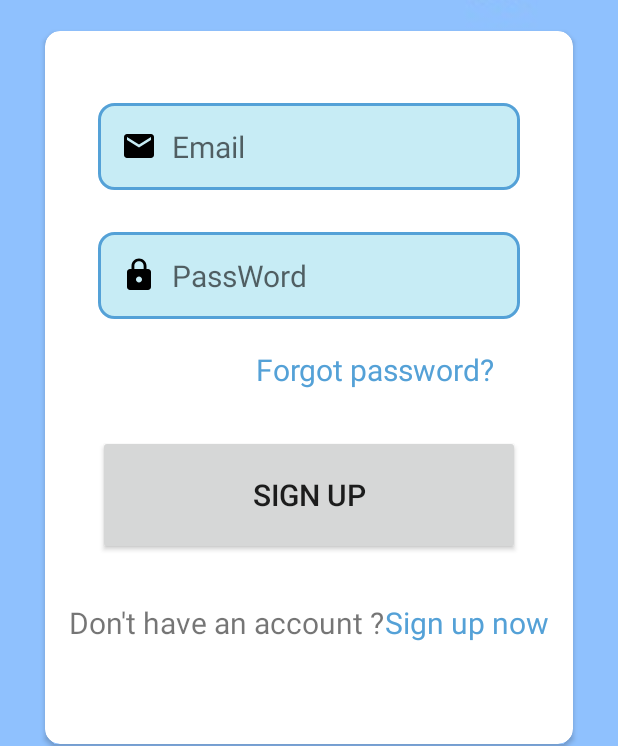
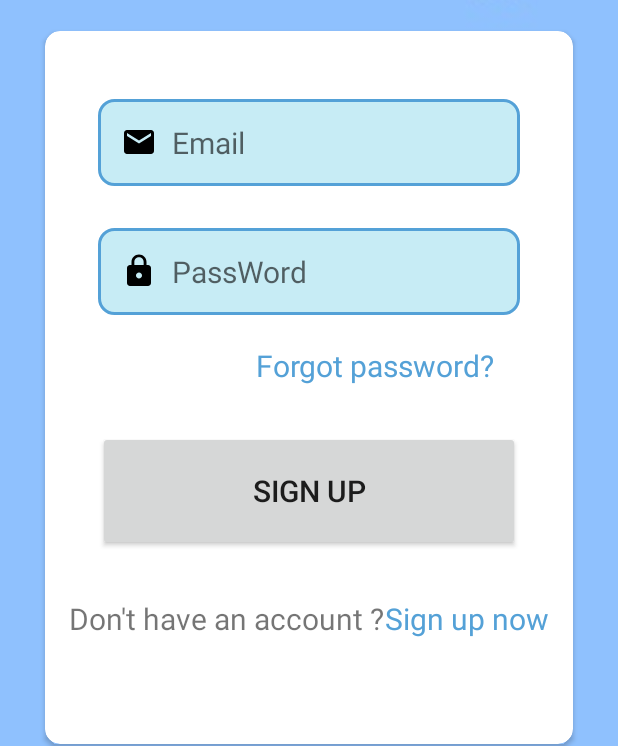
Before and after one commit to ttruongg/MoblieApp, an Android app: the LoginActivity screen opened directly, with no data from a screen before it, on a phone screen of 412 x 824 dp. Shown: the part 447-1193 px from the top of the screen. Run offline under Robolectric (Android 15) with nearby library versions, the phone set to English and light mode, and no system bars.

Commit message:
adjust margin

```diff
--- a/app/src/main/res/layout/activity_login.xml
+++ b/app/src/main/res/layout/activity_login.xml
@@ -76,7 +76,7 @@
             android:id="@+id/Input_Email"
             android:layout_width="0dp"
             android:layout_height="wrap_content"
-            android:layout_marginTop="48dp"
+            android:layout_marginTop="45dp"
             android:background="@drawable/edit_text_bg"
             android:drawableLeft="@drawable/baseline_email_24"
             android:drawablePadding="10dp"
@@ -112,7 +112,7 @@
                 android:padding="15dp"
                 android:text="Sign Up"
                 android:textSize="20sp"
-                app:cornerRadius="10dp"
+                app:cornerRadius="50dp"
                 app:layout_constraintEnd_toEndOf="parent"
                 app:layout_constraintStart_toStartOf="parent"
                 app:layout_constraintTop_toBottomOf="@+id/TextView_ForgotPassWord"
```
